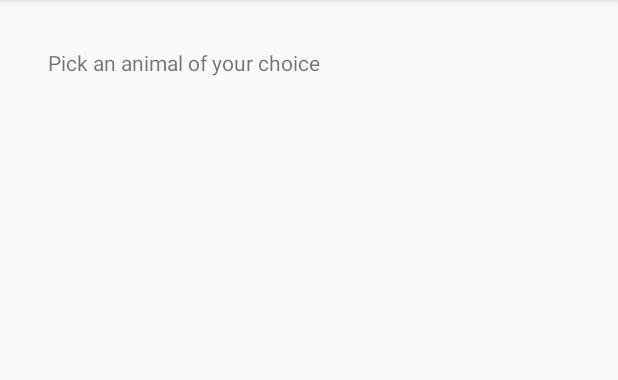
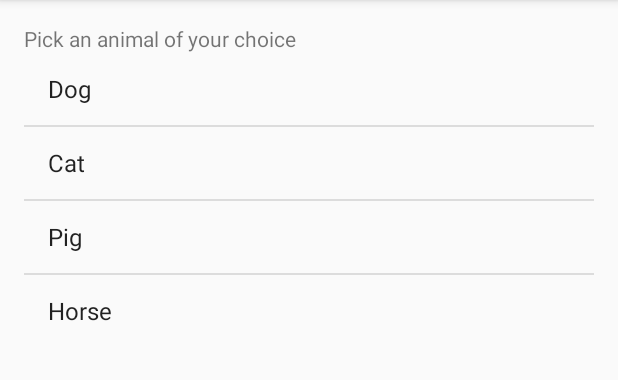
Before and after one commit to pradeep-charism/Android-Projects, an Android app: the screen it shows after launch (MainActivity), on a phone screen of 412 x 824 dp, the part 84-464 px from its top. Run offline under Robolectric (Android 15) with nearby library versions, the phone set to English and light mode, and no system bars.

Commit message:
Simple animals list

```diff
--- a/BasicListFeaturesPoc/app/src/main/java/com/example/basiclistfeaturespoc/MainActivity.java
+++ b/BasicListFeaturesPoc/app/src/main/java/com/example/basiclistfeaturespoc/MainActivity.java
@@ -1,14 +1,47 @@
 package com.example.basiclistfeaturespoc;
 
+import android.os.Bundle;
+import android.view.View;
+import android.widget.AdapterView;
+import android.widget.ArrayAdapter;
+import android.widget.ListView;
+import android.widget.Toast;
+
 import androidx.appcompat.app.AppCompatActivity;
-
-import android.os.Bundle;
 
 public class MainActivity extends AppCompatActivity {
 
     @Override
     protected void onCreate(Bundle savedInstanceState) {
         super.onCreate(savedInstanceState);
+
+        // display the GUI defined in the activity_main.xml file
         setContentView(R.layout.activity_main);
+
+        // retrieve a reference to the View defined in the activity_main.xml
+        ListView listViewAnimals = (ListView) findViewById(R.id.listView);
+
+        // build an adapter to feed the list with the content of an array of strings
+        // (defined in the res/values/strings.xml file), and where each string will be
+        // rendered as a TextView (as defined by the built-in simple_list_item_1 layout).
+        final ArrayAdapter<CharSequence> adapterAnimals = ArrayAdapter.createFromResource(this, R.array.animalsArray, android.R.layout.simple_list_item_1);
+        // attache the adapter to the Listview
+        listViewAnimals.setAdapter(adapterAnimals);
+
+        // attach a listener to the ListView to react to item click events
+        listViewAnimals.setOnItemClickListener(new AdapterView.OnItemClickListener() {
+            @Override
+            public void onItemClick(AdapterView<?> parent, View view, int position, long id) {
+                // retrieve part of the message to display in the appropriate language from the
+                // res/values/string.xml file
+                String messagePart1 = getString(R.string.toastMessage);
+                // use index of the clicked item to retrieve text from the animal string array
+                String messagePart2 = (String) adapterAnimals.getItem(position);
+                // display a pop-up message for a short duration
+                String message = messagePart1 + " " + messagePart2;
+                Toast.makeText(getApplicationContext(), message, Toast.LENGTH_SHORT).show();
+            }
+        });
     }
+
 }
--- a/BasicListFeaturesPoc/app/src/main/res/layout/activity_main.xml
+++ b/BasicListFeaturesPoc/app/src/main/res/layout/activity_main.xml
@@ -1,27 +1,25 @@
 <?xml version="1.0" encoding="utf-8"?>
 <RelativeLayout xmlns:android="http://schemas.android.com/apk/res/android"
-    xmlns:app="http://schemas.android.com/apk/res-auto"
     xmlns:tools="http://schemas.android.com/tools"
     android:layout_width="match_parent"
     android:layout_height="match_parent"
+    android:paddingBottom="@dimen/activity_vertical_margin"
     android:paddingLeft="@dimen/activity_horizontal_margin"
+    android:paddingRight="@dimen/activity_horizontal_margin"
     android:paddingTop="@dimen/activity_vertical_margin"
-    android:paddingRight="@dimen/activity_horizontal_margin"
-    android:paddingBottom="@dimen/activity_vertical_margin"
-    tools:context=".MainActivity">
+    tools:context="com.example.basiclistfeaturespoc.MainActivity">
 
     <TextView
-        android:id="@+id/animal_list_view_id"
-        android:layout_width="wrap_content"
+        android:id="@+id/textView"
+        android:layout_width="match_parent"
         android:layout_height="wrap_content"
-        android:paddingLeft="@dimen/activity_horizontal_margin"
-        android:paddingTop="@dimen/activity_vertical_margin"
-        android:paddingRight="@dimen/activity_horizontal_margin"
-        android:paddingBottom="@dimen/activity_vertical_margin"
-        android:text="@string/animal_list_view_name"
-        app:layout_constraintBottom_toBottomOf="parent"
-        app:layout_constraintLeft_toLeftOf="parent"
-        app:layout_constraintRight_toRightOf="parent"
-        app:layout_constraintTop_toTopOf="parent" />
+        android:text="@string/animal_list_view_name" />
 
+    <ListView
+        android:id="@+id/listView"
+        android:layout_width="match_parent"
+        android:layout_height="wrap_content"
+        android:layout_below="@+id/textView"
+        android:layout_alignParentStart="true"
+        android:layout_alignParentLeft="true" />
 </RelativeLayout>
```
